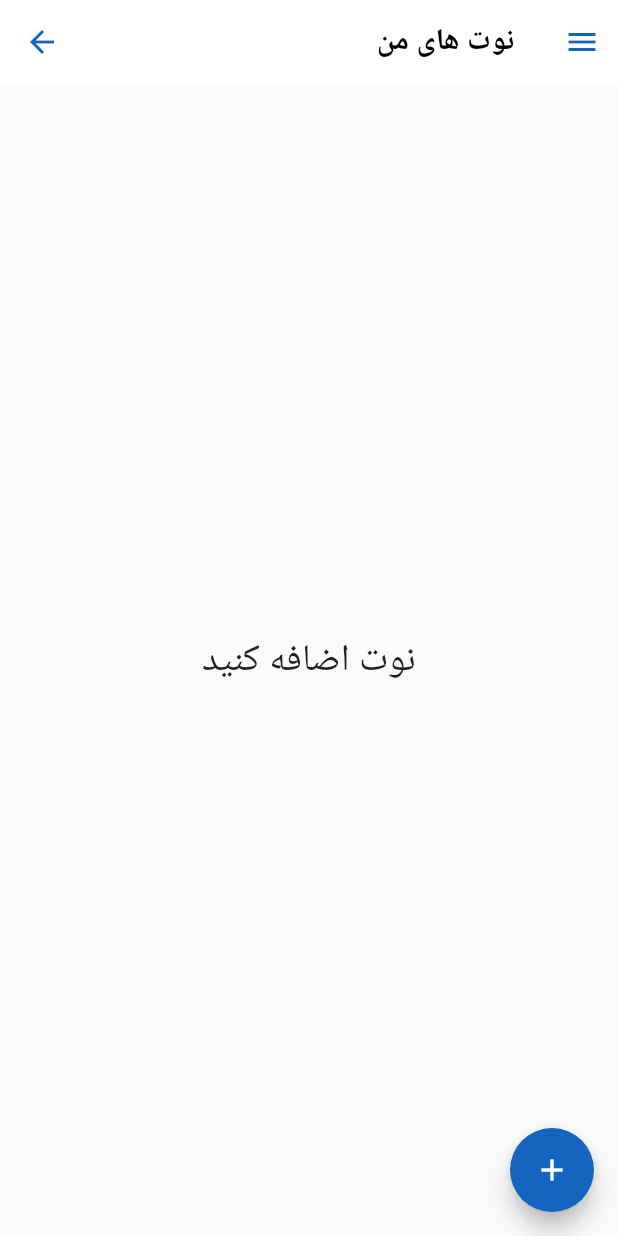
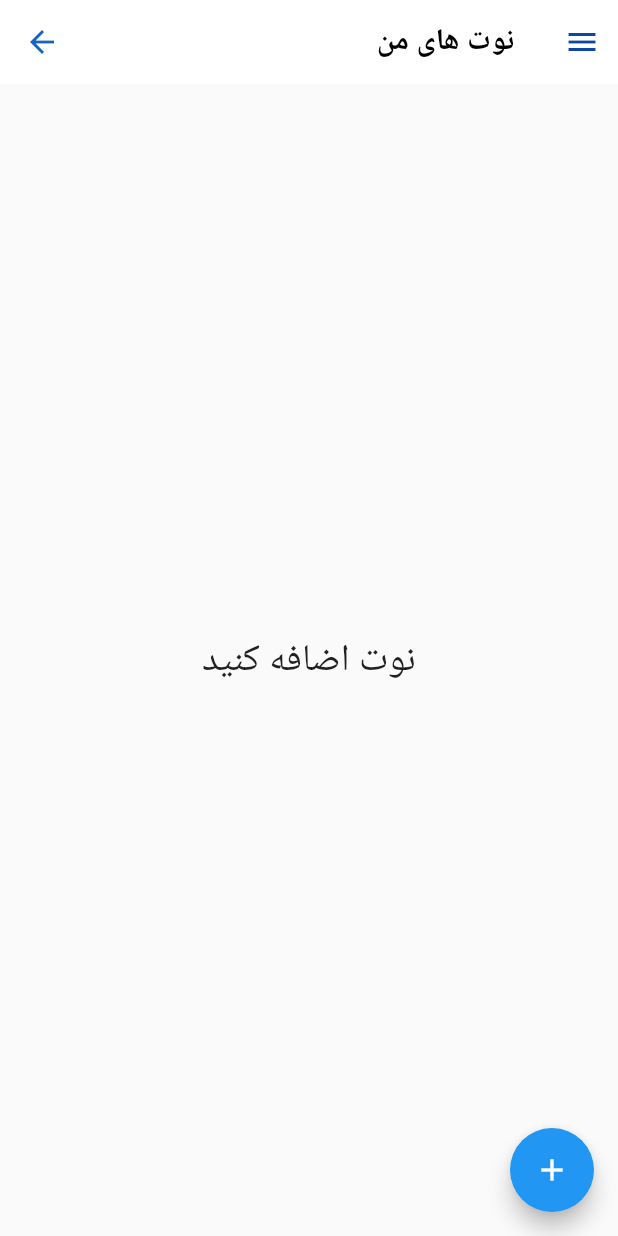
Before and after one commit to MahmoodHashem/grammar_updated, a Flutter app: the screen it shows after launch, after a tap on "نوت های من", on a phone screen of 412 x 824 dp. Run offline on Flutter 3.47's test engine with Material 2 defaults, Android fonts, the phone set to English and light mode, and no system bars; our stand-ins replace carousel_slider, flutter_easyloading, get, get_storage, step_progress_indicator; missing offline and left inert: auto_direction.

Commit message:
Add The previous commits which were lost accidentally

```diff
--- a/lib/data/providers/note_provider.dart
+++ b/lib/data/providers/note_provider.dart
@@ -24,8 +24,6 @@ class NoteProvider{
     for (var element in x) {notes.add(Note.fromJson(element));}
 
     return notes;
-
-
   }
 
 
--- a/lib/main.dart
+++ b/lib/main.dart
@@ -6,6 +6,7 @@ import 'package:get/get.dart';
 import 'package:get_storage/get_storage.dart';
 import 'package:grammar_updated/domain/widgets/head.dart';
 import 'package:grammar_updated/presentation/pages/home_page.dart';
+import 'package:grammar_updated/splash_screen.dart';
 
 import 'data/storage/service.dart';
 import 'domain/binding.dart';
@@ -25,10 +26,12 @@ class MyApp extends StatelessWidget {
   @override
   Widget build(BuildContext context) {
     return GetMaterialApp(
-
+      theme: ThemeData(
+          fontFamily: 'Estedad regular',
+      ),
       debugShowCheckedModeBanner: false,
       initialBinding: HomeBinding(),
-      home: Home(),
+      home: SplashScreen(),
       builder: EasyLoading.init(),
     );
   }
--- a/lib/presentation/pages/home_page.dart
+++ b/lib/presentation/pages/home_page.dart
@@ -9,7 +9,8 @@ import '../../domain/widgets/home_list_tile.dart';
 
 import 'package:get/get.dart';
 
-import 'lessons/lessons.dart';
+import 'drawer.dart';
+import 'lessons/view.dart';
 
 class Home extends GetView<HomeController> {
 
@@ -18,6 +19,7 @@ class Home extends GetView<HomeController> {
   @override
   Widget build(BuildContext context) {
     return Scaffold(
+      endDrawer: MyDrawer(),
       appBar: AppBar(
         iconTheme: const IconThemeData(
           color: Color.fromRGBO(13, 71, 161, 1.0),
--- a/lib/presentation/pages/note/note.dart
+++ b/lib/presentation/pages/note/note.dart
@@ -3,6 +3,7 @@ import 'package:flutter/material.dart';
 import 'package:get/get.dart';
 
 import '../../../domain/controllers/controller.dart';
+import '../drawer.dart';
 import 'add_note.dart';
 
 
@@ -10,18 +11,21 @@ class NotePage extends StatelessWidget {
 
   final homeCtrl = Get.find<HomeController>();
 
-  NotePage({Key? key}) : super(key: key);
+  //NotePage({Key? key}) : super(key: key);
 
   @override
   Widget build(BuildContext context) {
     return Scaffold(
+      endDrawer: MyDrawer(),
       appBar:  AppBar(
+          iconTheme: const IconThemeData(
+            color: Color.fromRGBO(13, 71, 161, 1.0),
+          ),
           elevation: 0,
           backgroundColor: Colors.white,
           leading: IconButton(onPressed: (){
             Navigator.pop(context);
           }, icon: const Icon(Icons.arrow_back), color: Colors.blue.shade800),
-          actions: [IconButton(onPressed: (){}, icon: const Icon(Icons.menu), color: Colors.blue.shade800,)],
           title: const Align(
               alignment: Alignment.centerRight,
               child: Text(" نوت های من ",
@@ -127,12 +131,7 @@ class NotePage extends StatelessWidget {
         ),
         transition: Transition.downToUp,
         );
-
-
       }, child: Icon(Icons.add),
-
-        backgroundColor: Colors.blue.shade800,
-
       ),
 
     );
--- a/pubspec.yaml
+++ b/pubspec.yaml
@@ -36,7 +36,7 @@ dependencies:
   rflutter_alert: ^2.0.6
   get_storage: ^2.1.1
   flutter_easyloading: ^3.0.5
-
+  auto_direction: ^0.0.7
 
 
   # The following adds the Cupertino Icons font to your application.
```
Also changed, not shown: lib/data/models/note.dart (+7 -0 lines), lib/presentation/pages/lessons/view.dart (renamed from lib/presentation/pages/lessons/lessons.dart, +21 -8 lines), asset/fonts/EduSABeginner-VariableFont_wght.ttf (deleted), asset/fonts/Estedad-V-A.ttf (deleted), asset/fonts/Far_Andalus.ttf (deleted), asset/fonts/Lemon-Milk-Pro-Medium.ttf (deleted), asset/fonts/MaktabRita-Regular.ttf (deleted), pubspec.lock, 1 other file.
